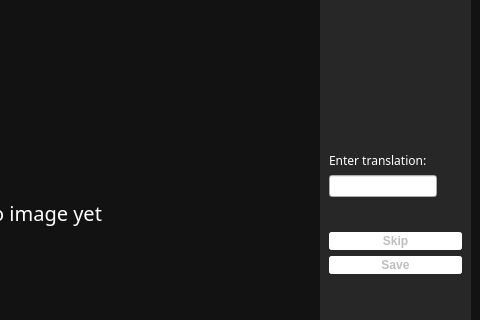
The window that src/Ui/DatasetBuilder.ui (PlathC/VitalRecordAnalyser) describes before a commit, drawn with Qt 5; both pictures show x 524 to 1004 and y 95 to 415 of the 1004 by 618 pixel window.
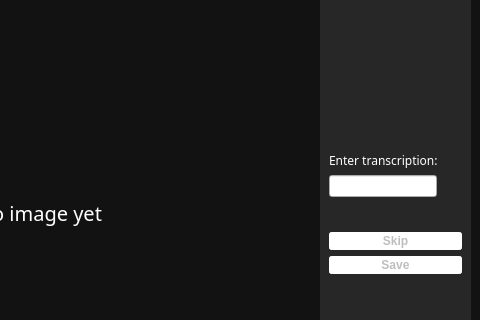
The same window after the commit.

What changed in the file:
```diff
--- a/src/Ui/DatasetBuilder.ui
+++ b/src/Ui/DatasetBuilder.ui
@@ -67,7 +67,7 @@
   <widget class="QWidget" name="centralwidget">
    <layout class="QHBoxLayout" name="horizontalLayout">
     <item>
-     <widget class="QWidget" name="" native="true">
+     <widget class="QWidget" name="widget" native="true">
       <property name="sizePolicy">
        <sizepolicy hsizetype="Fixed" vsizetype="Preferred">
         <horstretch>0</horstretch>
@@ -181,7 +181,7 @@
 }</string>
          </property>
          <property name="text">
-          <string>Enter translation:</string>
+          <string>Enter transcription:</string>
          </property>
         </widget>
        </item>
```
